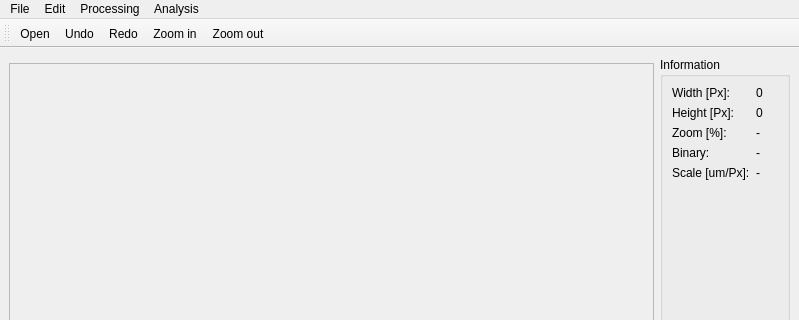
Above: view/mainWindow.ui from aweAshikaga/Medical-Image-Analysis before the change; both pictures show x 0 to 799 and y 0 to 320 of the 799 by 596 pixel window. Below: the same form after it.
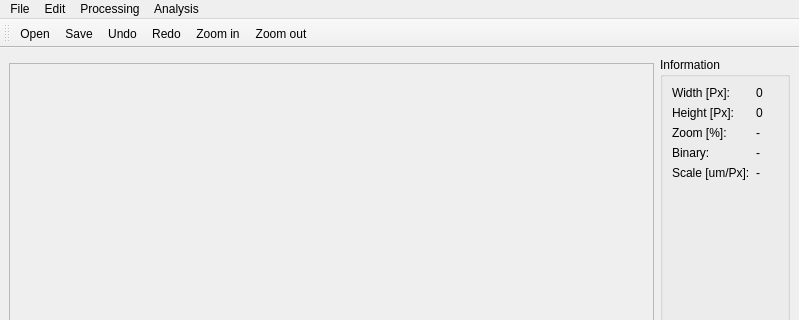
That is the form after the change. Icons and pictures are not drawn.

Patch:
```diff
--- a/view/mainWindow.ui
+++ b/view/mainWindow.ui
@@ -266,6 +266,7 @@
     <bool>false</bool>
    </attribute>
    <addaction name="actionOpen"/>
+   <addaction name="actionSave"/>
    <addaction name="actionUndo"/>
    <addaction name="actionRedo"/>
    <addaction name="actionZoomIn"/>
```
Left out of the diff: 6 changed lines with no effect on the pictures.
